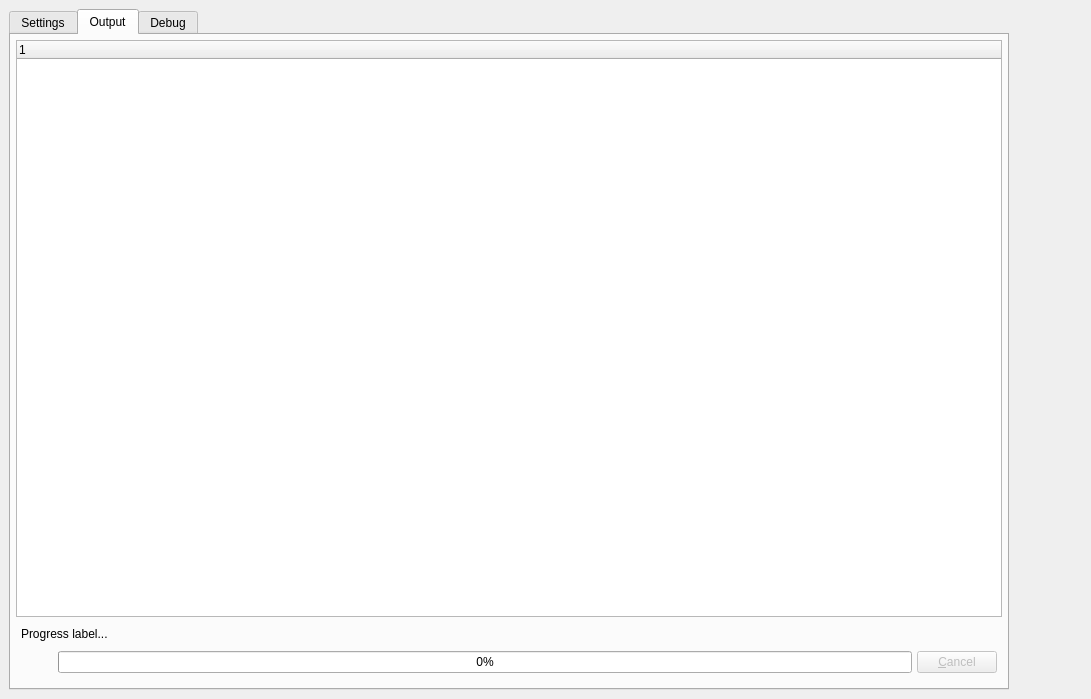
This is libs/libgui/ui/tools/databaseimportwidget.ui in arichiardi/pgmodeler as Qt 5 draws it before an edit. The edited form follows.
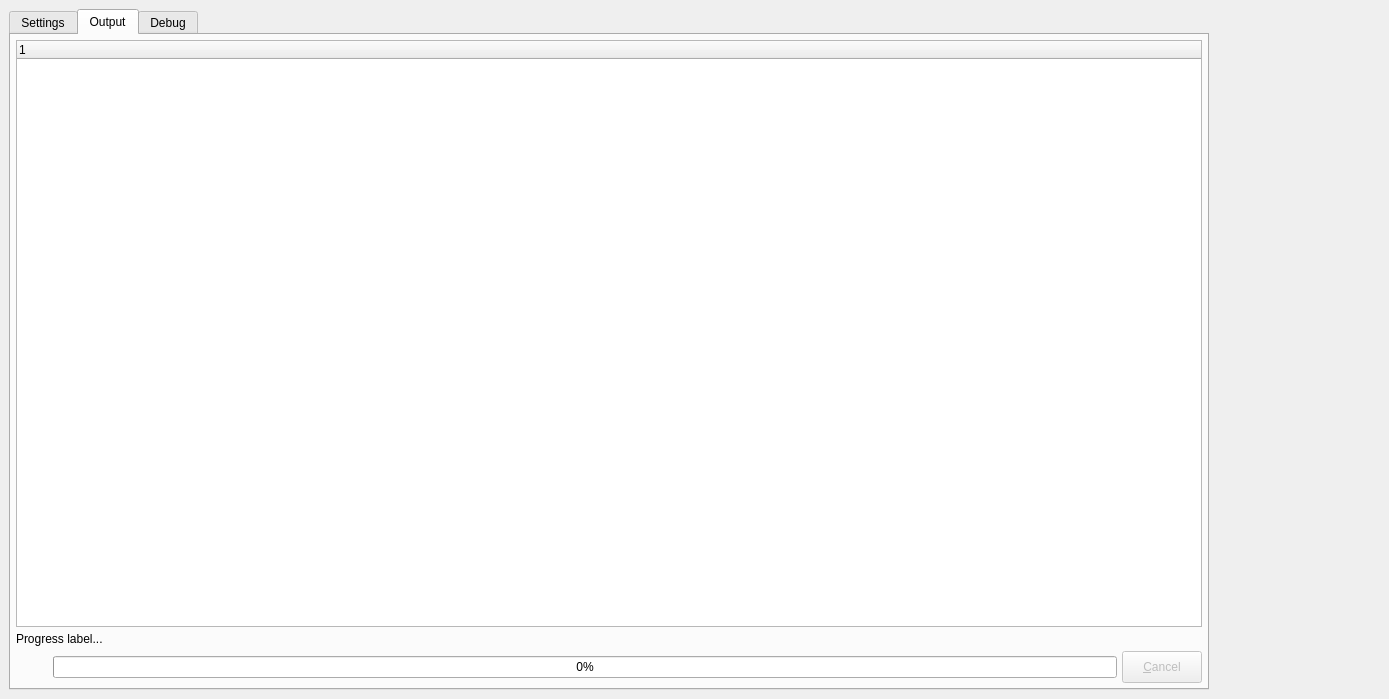
This is the edited form. The open tabs and pages were chosen to show the change. Icons and pictures are not drawn.

Patch:
```diff
--- a/libs/libgui/ui/tools/databaseimportwidget.ui
+++ b/libs/libgui/ui/tools/databaseimportwidget.ui
@@ -6,7 +6,7 @@
    <rect>
     <x>0</x>
     <y>0</y>
-    <width>1091</width>
+    <width>1389</width>
     <height>699</height>
    </rect>
   </property>
@@ -110,7 +110,7 @@
         </property>
         <property name="minimumSize">
          <size>
-          <width>1000</width>
+          <width>1200</width>
           <height>0</height>
          </size>
         </property>
@@ -1242,20 +1242,33 @@
           <item row="2" column="0" colspan="2">
            <layout class="QGridLayout" name="gridLayout_4">
             <property name="leftMargin">
-             <number>5</number>
+             <number>0</number>
             </property>
             <property name="topMargin">
-             <number>5</number>
+             <number>0</number>
             </property>
             <property name="rightMargin">
-             <number>5</number>
+             <number>0</number>
             </property>
             <property name="bottomMargin">
-             <number>5</number>
+             <number>0</number>
             </property>
             <property name="spacing">
              <number>5</number>
             </property>
+            <item row="0" column="0" colspan="4">
+             <widget class="QLabel" name="progress_lbl">
+              <property name="sizePolicy">
+               <sizepolicy hsizetype="Preferred" vsizetype="Fixed">
+                <horstretch>0</horstretch>
+                <verstretch>0</verstretch>
+               </sizepolicy>
+              </property>
+              <property name="text">
+               <string>Progress label...</string>
+              </property>
+             </widget>
+            </item>
             <item row="1" column="0">
              <widget class="QLabel" name="ico_lbl">
               <property name="sizePolicy">
@@ -1306,7 +1319,7 @@
                <bool>false</bool>
               </property>
               <property name="sizePolicy">
-               <sizepolicy hsizetype="Fixed" vsizetype="Fixed">
+               <sizepolicy hsizetype="Fixed" vsizetype="Preferred">
                 <horstretch>0</horstretch>
                 <verstretch>0</verstretch>
                </sizepolicy>
@@ -1326,19 +1339,6 @@
               </property>
              </widget>
             </item>
-            <item row="0" column="0" colspan="5">
-             <widget class="QLabel" name="progress_lbl">
-              <property name="sizePolicy">
-               <sizepolicy hsizetype="Preferred" vsizetype="Fixed">
-                <horstretch>0</horstretch>
-                <verstretch>0</verstretch>
-               </sizepolicy>
-              </property>
-              <property name="text">
-               <string>Progress label...</string>
-              </property>
-             </widget>
-            </item>
            </layout>
           </item>
           <item row="1" column="0" colspan="2">
@@ -1422,43 +1422,6 @@
     </widget>
    </item>
   </layout>
-  <widget class="QWidget" name="layoutWidget">
-   <property name="geometry">
-    <rect>
-     <x>0</x>
-     <y>0</y>
-     <width>2</width>
-     <height>2</height>
-    </rect>
-   </property>
-   <layout class="QHBoxLayout" name="horizontalLayout_7"/>
-  </widget>
-  <widget class="QSplitter" name="splitter_3">
-   <property name="geometry">
-    <rect>
-     <x>0</x>
-     <y>0</y>
-     <width>0</width>
-     <height>0</height>
-    </rect>
-   </property>
-   <property name="orientation">
-    <enum>Qt::Orientation::Horizontal</enum>
-   </property>
-  </widget>
-  <widget class="QSplitter" name="splitter_2">
-   <property name="geometry">
-    <rect>
-     <x>0</x>
-     <y>0</y>
-     <width>0</width>
-     <height>0</height>
-    </rect>
-   </property>
-   <property name="orientation">
-    <enum>Qt::Orientation::Horizontal</enum>
-   </property>
-  </widget>
  </widget>
  <tabstops>
   <tabstop>settings_tbw</tabstop>
```
Left out of the diff: 31 changed lines with no effect on the pictures.
